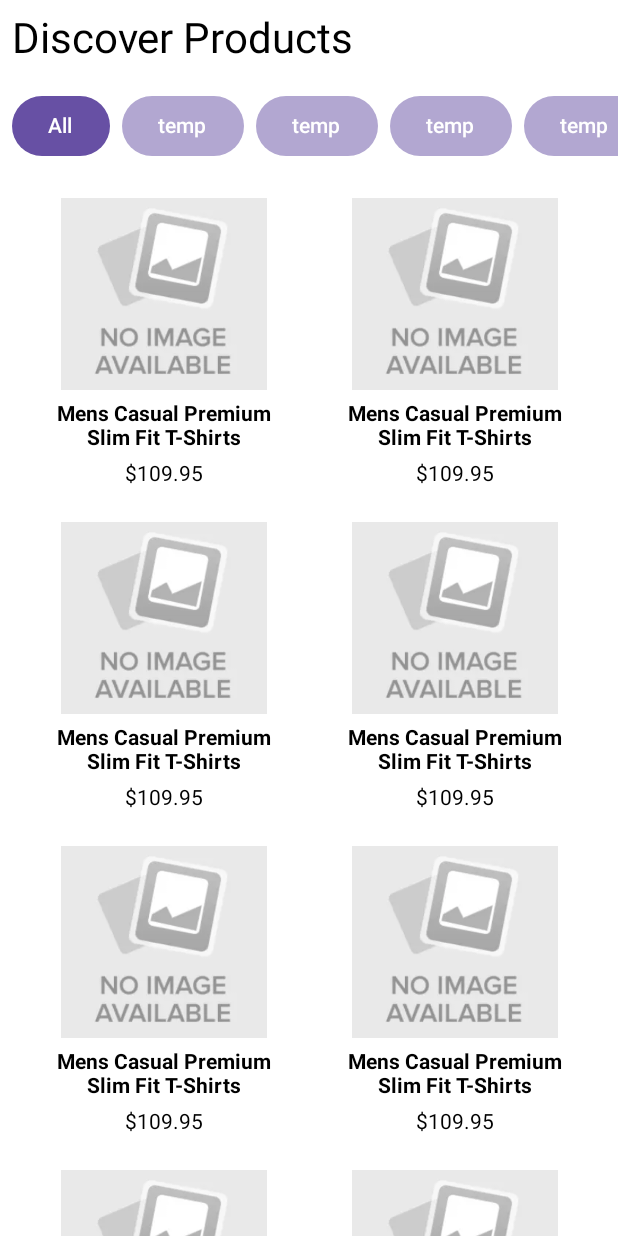
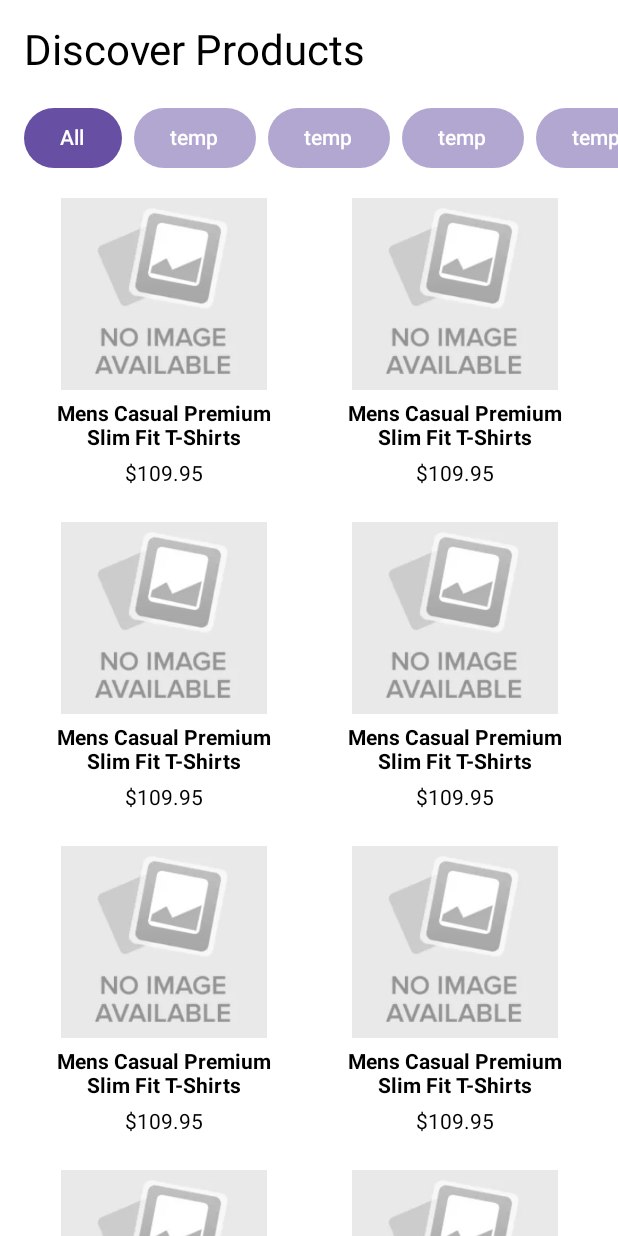
Before and after one commit to AhmetOcak/JetpackCompose-Shopping-App, an Android app built with Jetpack Compose: the @Preview function PreviewHomeScreen, on a phone screen of 412 x 824 dp. Run offline under Robolectric (Android 15) with nearby library versions, the phone set to English and light mode, and no system bars; pictures from the network do not load.

Commit message:
code refactored

```diff
--- a/app/src/main/java/com/ahmetocak/shoppingapp/presentation/favorites/FavoritesScreen.kt
+++ b/app/src/main/java/com/ahmetocak/shoppingapp/presentation/favorites/FavoritesScreen.kt
@@ -44,13 +44,13 @@ private fun FavoritesScreenContent(modifier: Modifier) {
     Column(
         modifier = modifier
             .fillMaxSize()
-            .padding(horizontal = dimensionResource(id = R.dimen.one_level_margin)),
+            .padding(horizontal = dimensionResource(id = R.dimen.two_level_margin)),
         horizontalAlignment = Alignment.CenterHorizontally
     ) {
         LazyVerticalGrid(
             modifier = modifier.fillMaxSize(),
             columns = GridCells.Fixed(2),
-            contentPadding = PaddingValues(vertical = dimensionResource(id = R.dimen.one_level_margin)),
+            contentPadding = PaddingValues(vertical = dimensionResource(id = R.dimen.two_level_margin)),
             horizontalArrangement = Arrangement.spacedBy(dimensionResource(id = R.dimen.two_level_margin)),
             verticalArrangement = Arrangement.spacedBy(dimensionResource(id = R.dimen.two_level_margin))
         ) {
--- a/app/src/main/java/com/ahmetocak/shoppingapp/presentation/home/HomeScreen.kt
+++ b/app/src/main/java/com/ahmetocak/shoppingapp/presentation/home/HomeScreen.kt
@@ -58,7 +58,6 @@ fun ProductList(modifier: Modifier) {
     LazyVerticalGrid(
         modifier = modifier
             .fillMaxWidth()
-            .padding(top = dimensionResource(id = R.dimen.one_level_margin))
             .padding(horizontal = dimensionResource(id = R.dimen.one_level_margin)),
         columns = GridCells.Fixed(2),
         contentPadding = PaddingValues(dimensionResource(id = R.dimen.one_level_margin)),
@@ -83,7 +82,7 @@ fun CategoryList(modifier: Modifier) {
         modifier = modifier
             .fillMaxWidth()
             .padding(top = dimensionResource(id = R.dimen.two_level_margin)),
-        contentPadding = PaddingValues(horizontal = dimensionResource(id = R.dimen.one_level_margin)),
+        contentPadding = PaddingValues(horizontal = dimensionResource(id = R.dimen.two_level_margin)),
         horizontalArrangement = Arrangement.spacedBy(dimensionResource(id = R.dimen.one_level_margin))
     ) {
         item {
@@ -127,8 +126,8 @@ private fun Category(
 private fun PageTitle(modifier: Modifier) {
     Text(
         modifier = modifier.padding(
-            start = dimensionResource(id = R.dimen.one_level_margin),
-            top = dimensionResource(id = R.dimen.one_level_margin)
+            start = dimensionResource(id = R.dimen.two_level_margin),
+            top = dimensionResource(id = R.dimen.two_level_margin)
         ),
         text = stringResource(id = R.string.discover_products),
         style = MaterialTheme.typography.headlineMedium
```
Also changed, not shown: app/src/main/java/com/ahmetocak/shoppingapp/presentation/chart/ChartScreen.kt (+6 -3 lines), app/src/main/java/com/ahmetocak/shoppingapp/presentation/product/ProductScreen.kt (+4 -4 lines).
